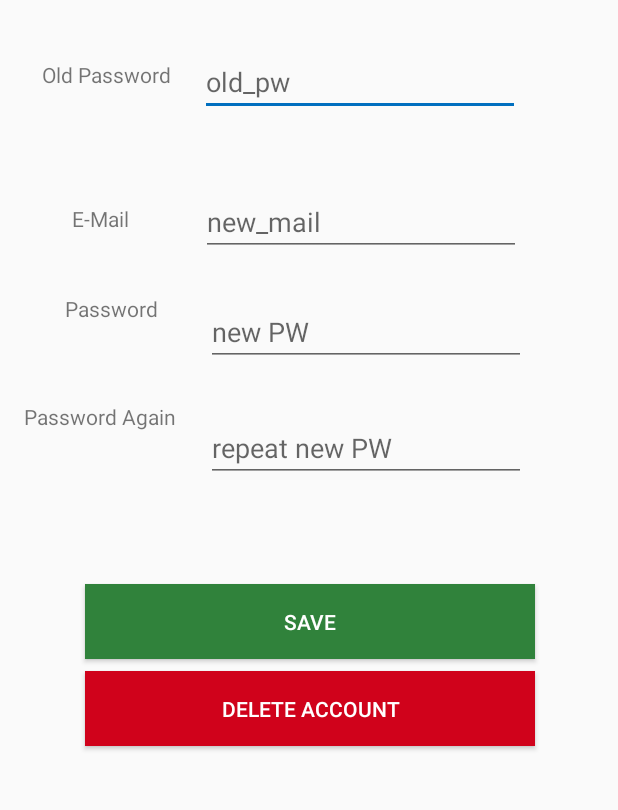
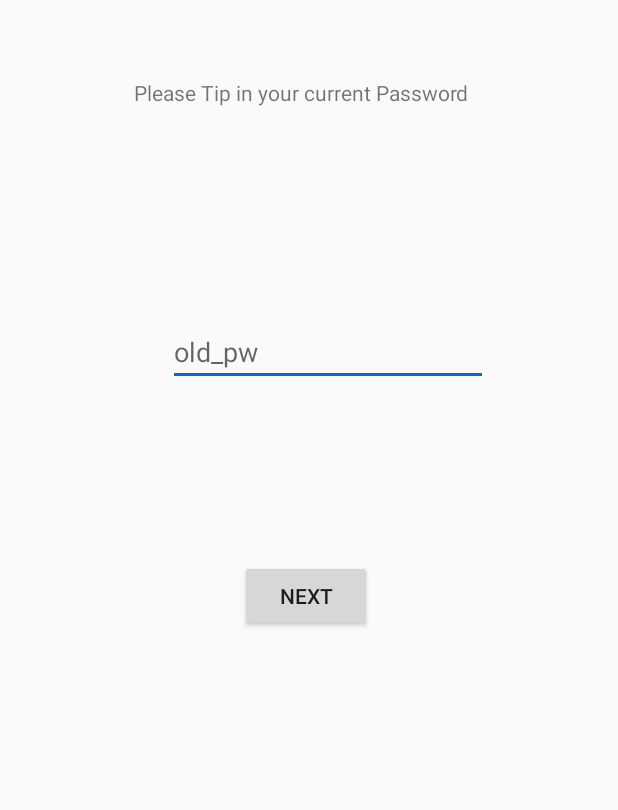
Before and after one commit to onumtiger/Quiplash, an Android app: the Edit_PW_Mail_Activity screen opened directly, with no data from a screen before it, on a phone screen of 412 x 824 dp, the part 156-966 px from its top. Run offline under Robolectric (Android 15) with nearby library versions, the phone set to English and light mode, and no system bars; our stand-ins replace Firebase (no records; nobody signed in at launch, a user with empty details on screens opened directly).

Commit message:
update password

```diff
--- a/app/src/main/java/com/example/quiplash/Edit_PW_Mail_Activity.kt
+++ b/app/src/main/java/com/example/quiplash/Edit_PW_Mail_Activity.kt
@@ -3,8 +3,11 @@ package com.example.quiplash
 import android.annotation.SuppressLint
 import android.content.Intent
 import android.os.Bundle
+import android.text.Editable
+import android.view.View
 import android.widget.Button
 import android.widget.EditText
+import android.widget.TextView
 import android.widget.Toast
 import androidx.appcompat.app.AppCompatActivity
 import androidx.appcompat.widget.AppCompatImageButton
@@ -12,6 +15,8 @@ import com.google.firebase.auth.EmailAuthProvider
 import com.google.firebase.auth.FirebaseAuth
 import com.google.firebase.firestore.CollectionReference
 import com.google.firebase.firestore.FirebaseFirestore
+import kotlinx.android.synthetic.main.activity_edit_pw_mail.*
+import org.w3c.dom.Text
 
 
 class Edit_PW_Mail_Activity : AppCompatActivity() {
@@ -28,6 +33,8 @@ class Edit_PW_Mail_Activity : AppCompatActivity() {
 
     lateinit var db: CollectionReference
     private val dbUsersPath = "users"
+
+
 
     @SuppressLint("WrongViewCast")
     override fun onCreate(savedInstanceState: Bundle?) {
@@ -50,11 +57,66 @@ class Edit_PW_Mail_Activity : AppCompatActivity() {
         view_mail = findViewById(R.id.email_new)
         btnDeleteAccount = findViewById(R.id.btnDeleteAccount)
 
+        val btnNext = findViewById<Button>(R.id.next_button)
+
+        var textViewMail = findViewById<TextView>(R.id.textViewMail)
+        var textViewPw = findViewById<TextView>(R.id.textViewPw)
+        var textViewPw2 = findViewById<TextView>(R.id.textViewPw2)
+
+        view_newPW.visibility = View.INVISIBLE
+        view_newPW2.visibility = View.INVISIBLE
+        view_mail.visibility = View.INVISIBLE
+        textViewMail.visibility = View.INVISIBLE
+        textViewPw.visibility = View.INVISIBLE
+        textViewPw2.visibility = View.INVISIBLE
+
+        saveBtn.visibility = View.INVISIBLE
+        btnDeleteAccount.visibility = View.INVISIBLE
+
+        var current_user = FirebaseAuth.getInstance().currentUser
+
+
+
         btnBack.setOnClickListener() {
             Sounds.playClickSound(this)
 
             val intent = Intent(this, Profile_RegisteredActivity::class.java);
             startActivity(intent);
+        }
+
+        btnNext.setOnClickListener() {
+            val oldPW = view_oldPW.text.toString()
+
+            if (!oldPW.isNullOrEmpty()) {
+                val credential = EmailAuthProvider
+                    .getCredential(current_user?.email.toString(), oldPW.toString())
+                current_user!!.reauthenticate(credential)
+                    .addOnCompleteListener {
+                        if (it.isSuccessful) {
+
+                            btnNext.visibility = View.INVISIBLE
+                            textViewPwOld.visibility = View.INVISIBLE
+                            view_oldPW.visibility = View.INVISIBLE
+
+                            view_newPW.visibility = View.VISIBLE
+                            view_newPW2.visibility = View.VISIBLE
+                            view_mail.visibility = View.VISIBLE
+                            textViewMail.visibility = View.VISIBLE
+                            textViewPw.visibility = View.VISIBLE
+                            textViewPw2.visibility = View.VISIBLE
+
+                            saveBtn.visibility = View.VISIBLE
+                            btnDeleteAccount.visibility = View.VISIBLE
+
+                        }
+                        else {
+                            Toast.makeText(this, "Wrong Password", Toast.LENGTH_SHORT).show()
+                            view_oldPW.text = Editable.Factory.getInstance().newEditable("")
+                        }
+                    }
+            } else {
+                Toast.makeText(this, "Please Tip in your current Password", Toast.LENGTH_SHORT).show()
+            }
         }
 
         btnDeleteAccount.setOnClickListener(){
--- a/app/src/main/res/layout/activity_edit_pw_mail.xml
+++ b/app/src/main/res/layout/activity_edit_pw_mail.xml
@@ -5,6 +5,41 @@
     android:layout_width="match_parent"
     android:layout_height="match_parent"
     tools:context=".Profile_RegisteredActivity">
+
+    <EditText
+        android:id="@+id/email_new"
+        android:layout_width="wrap_content"
+        android:layout_height="wrap_content"
+        android:layout_marginStart="36dp"
+        android:layout_marginTop="128dp"
+        android:ems="10"
+        android:hint="new_mail"
+        app:layout_constraintStart_toEndOf="@+id/textViewMail"
+        app:layout_constraintTop_toBottomOf="@+id/appCompatImageView" />
+
+    <EditText
+        android:id="@+id/password_new"
+        android:layout_width="wrap_content"
+        android:layout_height="wrap_content"
+        android:layout_marginTop="32dp"
+        android:ems="10"
+        android:hint="new PW"
+        app:layout_constraintEnd_toEndOf="parent"
+        app:layout_constraintHorizontal_bias="0.133"
+        app:layout_constraintStart_toEndOf="@+id/textViewPw"
+        app:layout_constraintTop_toBottomOf="@+id/email_new" />
+
+    <EditText
+        android:id="@+id/password_new2"
+        android:layout_width="wrap_content"
+        android:layout_height="wrap_content"
+        android:layout_marginTop="44dp"
+        android:ems="10"
+        android:hint="repeat new PW"
+        app:layout_constraintEnd_toEndOf="parent"
+        app:layout_constraintHorizontal_bias="0.082"
+        app:layout_constraintStart_toEndOf="@+id/textViewPw2"
+        app:layout_constraintTop_toBottomOf="@+id/password_new" />
 
     <Button
         android:id="@+id/btnDeleteAccount"
@@ -82,10 +117,10 @@
         android:id="@+id/textViewPw"
         android:layout_width="wrap_content"
         android:layout_height="20dp"
-        android:layout_marginTop="40dp"
+        android:layout_marginTop="60dp"
         android:text="Password"
         app:layout_constraintEnd_toEndOf="parent"
-        app:layout_constraintHorizontal_bias="0.123"
+        app:layout_constraintHorizontal_bias="0.077"
         app:layout_constraintStart_toStartOf="parent"
         app:layout_constraintTop_toBottomOf="@+id/textViewMail" />
 
@@ -93,21 +128,20 @@
         android:id="@+id/textViewPw2"
         android:layout_width="wrap_content"
         android:layout_height="20dp"
-        android:layout_marginTop="112dp"
+        android:layout_marginTop="64dp"
         android:text="Password Again"
         app:layout_constraintEnd_toEndOf="parent"
-        app:layout_constraintHorizontal_bias="0.051"
+        app:layout_constraintHorizontal_bias="0.006"
         app:layout_constraintStart_toStartOf="parent"
-        app:layout_constraintTop_toBottomOf="@+id/textViewMail" />
+        app:layout_constraintTop_toBottomOf="@+id/textViewPw" />
 
     <TextView
         android:id="@+id/textViewPwOld"
-        android:layout_width="wrap_content"
-        android:layout_height="20dp"
-        android:layout_marginTop="40dp"
-        android:text="Old Password"
+        android:layout_width="233dp"
+        android:layout_height="48dp"
+        android:layout_marginTop="52dp"
+        android:text="Please Tip in your current Password"
         app:layout_constraintEnd_toEndOf="parent"
-        app:layout_constraintHorizontal_bias="0.086"
         app:layout_constraintStart_toStartOf="parent"
         app:layout_constraintTop_toBottomOf="@+id/appCompatImageView" />
 
@@ -115,12 +149,12 @@
         android:id="@+id/textViewMail"
         android:layout_width="wrap_content"
         android:layout_height="20dp"
-        android:layout_marginTop="76dp"
+        android:layout_marginTop="140dp"
         android:text="E-Mail"
         app:layout_constraintEnd_toEndOf="parent"
-        app:layout_constraintHorizontal_bias="0.128"
+        app:layout_constraintHorizontal_bias="0.099"
         app:layout_constraintStart_toStartOf="parent"
-        app:layout_constraintTop_toBottomOf="@+id/textViewPwOld" />
+        app:layout_constraintTop_toBottomOf="@+id/appCompatImageView" />
 
     <Button
         android:id="@+id/btnEditProfileRest"
@@ -142,48 +176,21 @@
         android:id="@+id/password_old"
         android:layout_width="wrap_content"
         android:layout_height="wrap_content"
-        android:layout_marginTop="32dp"
+        android:layout_marginStart="112dp"
+        android:layout_marginTop="112dp"
         android:ems="10"
         android:hint="old_pw"
-        app:layout_constraintEnd_toEndOf="parent"
-        app:layout_constraintHorizontal_bias="0.232"
-        app:layout_constraintStart_toEndOf="@+id/textViewPwOld"
-        app:layout_constraintTop_toBottomOf="@+id/appCompatImageView" />
+        app:layout_constraintStart_toStartOf="parent"
+        app:layout_constraintTop_toBottomOf="@+id/textViewPwOld" />
 
-    <EditText
-        android:id="@+id/email_new"
+    <Button
+        android:id="@+id/next_button"
         android:layout_width="wrap_content"
         android:layout_height="wrap_content"
-        android:layout_marginTop="48dp"
-        android:ems="10"
-        android:hint="new_mail"
-        app:layout_constraintEnd_toEndOf="parent"
-        app:layout_constraintHorizontal_bias="0.426"
-        app:layout_constraintStart_toEndOf="@+id/textViewMail"
+        android:layout_marginStart="160dp"
+        android:layout_marginTop="116dp"
+        android:text="next"
+        app:layout_constraintStart_toStartOf="parent"
         app:layout_constraintTop_toBottomOf="@+id/password_old" />
 
-    <EditText
-        android:id="@+id/password_new"
-        android:layout_width="wrap_content"
-        android:layout_height="wrap_content"
-        android:layout_marginTop="28dp"
-        android:ems="10"
-        android:hint="new PW"
-        app:layout_constraintEnd_toEndOf="parent"
-        app:layout_constraintHorizontal_bias="0.343"
-        app:layout_constraintStart_toEndOf="@+id/textViewPw"
-        app:layout_constraintTop_toBottomOf="@+id/email_new" />
-
-    <EditText
-        android:id="@+id/password_new2"
-        android:layout_width="wrap_content"
-        android:layout_height="wrap_content"
-        android:layout_marginTop="32dp"
-        android:ems="10"
-        android:hint="repeat new PW"
-        app:layout_constraintEnd_toEndOf="parent"
-        app:layout_constraintHorizontal_bias="0.247"
-        app:layout_constraintStart_toEndOf="@+id/textViewPw2"
-        app:layout_constraintTop_toBottomOf="@+id/password_new" />
-
 </androidx.constraintlayout.widget.ConstraintLayout>
```
